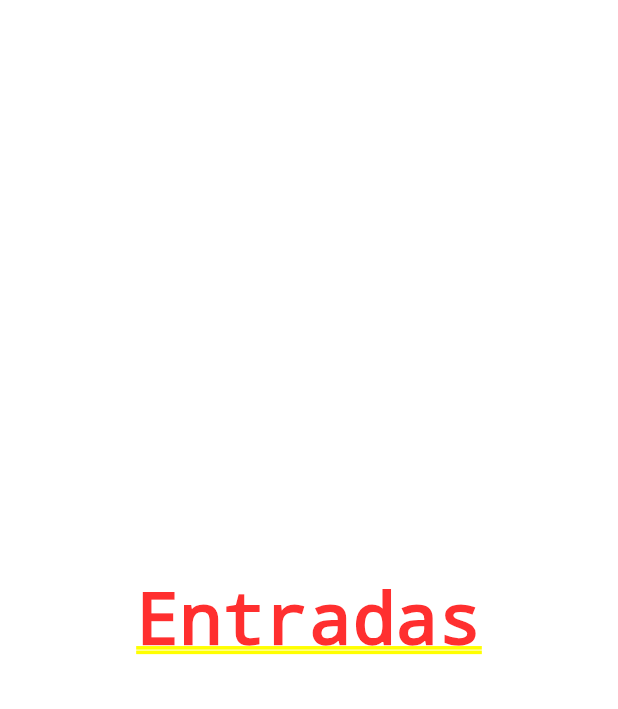
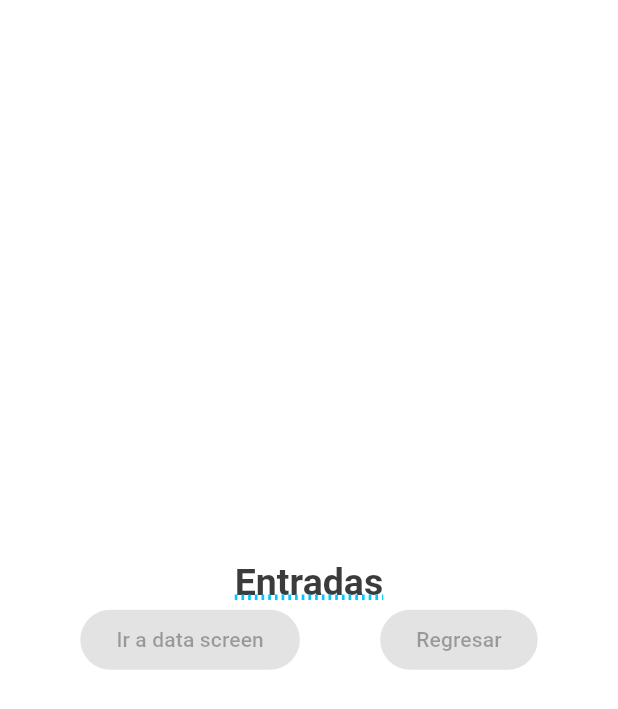
Before and after one commit to SpideryBook7/Componentes_flutter, a Flutter app: the screen it shows after launch, after a tap on "Entradas", on a phone screen of 412 x 824 dp. Shown: the top 709 px of the screen. Run offline on Flutter 3.47's test engine with Material 3 defaults, Android fonts, the phone set to English and light mode, and no system bars; our stand-ins replace google_fonts; Roboto replaces fonts that are missing (Adamina).

Commit message:
Initial widgets on inputs screen

```diff
--- a/lib/screens/inputs_screen.dart
+++ b/lib/screens/inputs_screen.dart
@@ -1,4 +1,5 @@
 import 'package:flutter/material.dart';
+import 'package:practica3/theme/app_theme.dart';
 
 class InputScreen extends StatefulWidget {
   const InputScreen({super.key});
@@ -10,8 +11,29 @@ class InputScreen extends StatefulWidget {
 class _InputScreenState extends State<InputScreen> {
   @override
   Widget build(BuildContext context) {
-    return const Center(
-      child: Text('Entradas'),
+    return Column(
+      mainAxisAlignment: MainAxisAlignment.center,
+      children: [
+        Text(
+          'Entradas',
+          style: AppTheme.lightTheme.textTheme.headlineLarge,
+        ),
+        const Row(
+          mainAxisAlignment: MainAxisAlignment.spaceEvenly,
+          children: [
+            ElevatedButton(
+              onPressed: null,
+              child: Text('Ir a data screen'),
+            ),
+            ElevatedButton(
+              onPressed: null,
+              child: Text(
+                'Regresar',
+              ),
+            ),
+          ],
+        )
+      ],
     );
   }
 }
```
